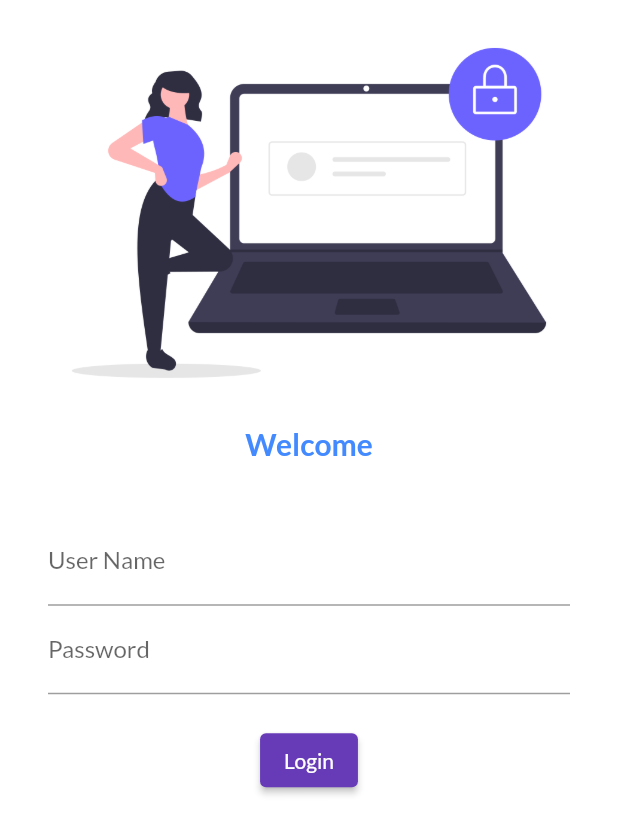
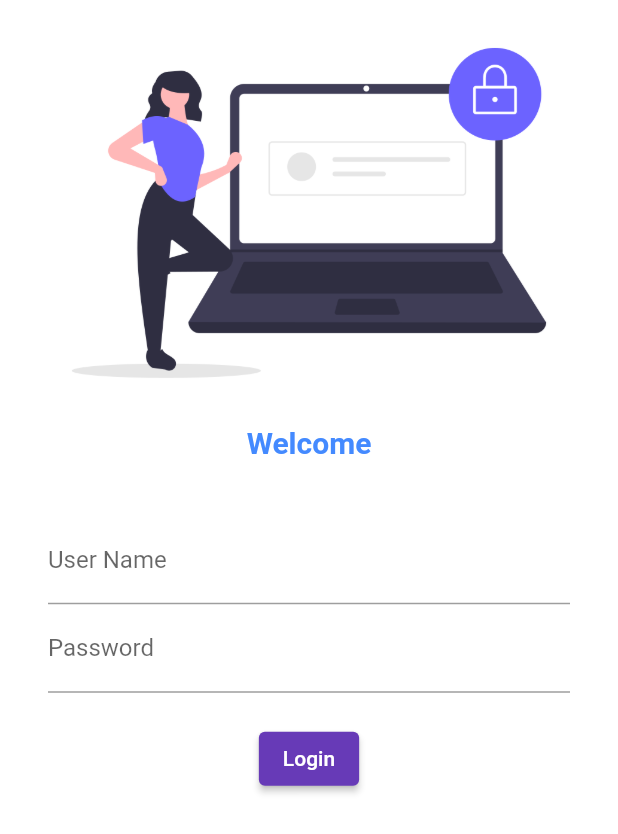
Before and after one commit to PrashantPanchal20/Flutter, a Flutter app: the screen it shows after launch, on a phone screen of 412 x 824 dp. Shown: the top 834 px of the screen. Run offline on Flutter 3.47's test engine with Material 2 defaults, Android fonts, the phone set to English and light mode, and no system bars.

Commit message:
day5 completed

```diff
--- a/lib/main.dart
+++ /dev/null
@@ -1,30 +0,0 @@
-import 'package:flutter/material.dart';
-import 'package:my_app/home_page.dart';
-import 'package:my_app/login_page.dart';
-import 'package:google_fonts/google_fonts.dart';
-
-void main(List<String> args) {
-  runApp(MyApp());
-}
-
-class MyApp extends StatelessWidget {
-
-  @override
-  Widget build(BuildContext context) {
-    return MaterialApp(
-
-      themeMode: ThemeMode.light,
-      theme: ThemeData(
-        primarySwatch: Colors.deepPurple,
-        fontFamily: GoogleFonts.lato().fontFamily
-      ),
-
-      initialRoute: "/login",
-      routes: {
-        "/": (context) => HomePage(),
-        "/login": (context) => LoginPage(),
-        "/home": (context) => HomePage(),
-      },
-    );
-  }
-}
--- a/lib/login_page.dart
+++ b/lib/pages/login_page.dart
@@ -1,6 +1,7 @@
 import 'package:flutter/cupertino.dart';
 import 'package:flutter/material.dart';
 import 'package:flutter/rendering.dart';
+import 'package:my_app/utils/routes.dart';
 
 class LoginPage extends StatelessWidget {
   const LoginPage({Key? key}) : super(key: key);
@@ -47,7 +48,7 @@ class LoginPage extends StatelessWidget {
                     child: Text("Login"),
                     style: TextButton.styleFrom(),
                     onPressed: () {
-                      print("HI Prashant");
+                      Navigator.pushNamed(context, MyRoutes.homeRoutes);
                     },
                   )
                 ],
--- /dev/null
+++ b/lib/pages/main.dart
@@ -0,0 +1,36 @@
+import 'package:flutter/material.dart';
+import 'package:flutter/widgets.dart';
+import 'package:my_app/pages/home_page.dart';
+import 'package:my_app/pages/login_page.dart';
+import 'package:my_app/utils/routes.dart';
+//import 'package:google_fonts/google_fonts.dart';
+
+void main(List<String> args) {
+  runApp(MyApp());
+}
+
+class MyApp extends StatelessWidget {
+
+  @override
+  Widget build(BuildContext context) {
+    return MaterialApp(
+
+      themeMode: ThemeMode.light,
+      theme: ThemeData(
+        primarySwatch: Colors.deepPurple,
+       // fontFamily: googlefonts.
+      ),
+
+      initialRoute: "/login",
+      routes: {
+//      "/": (context) => HomePage(),
+        MyRoutes.loginRoutes: (context) => LoginPage(),
+        MyRoutes.homeRoutes: (context) => HomePage()
+
+
+//        "/login": (context) => LoginPage(),
+//        "/home": (context) => HomePage(),
+      },
+    );
+  }
+}
--- /dev/null
+++ b/lib/utils/routes.dart
@@ -0,0 +1,4 @@
+class MyRoutes {
+  static String loginRoutes = "/login";
+  static String homeRoutes = "/home";
+}
```
Also changed, not shown: lib/pages/home_page.dart (renamed from lib/home_page.dart), 1 other file.
